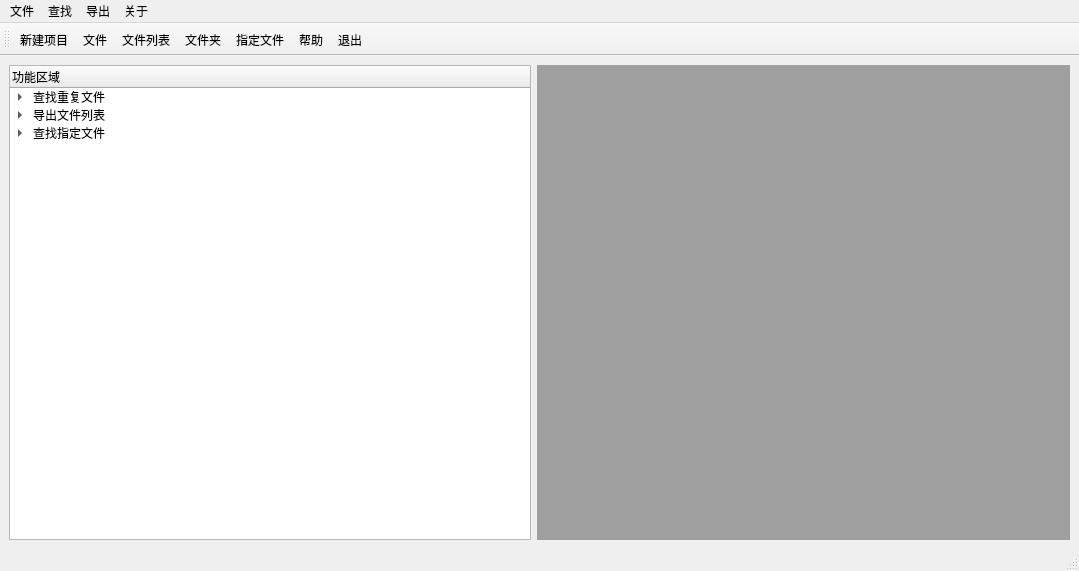
First picture: the form in Ui/mainWin.ui, repository Katzeee/-, before the edit.
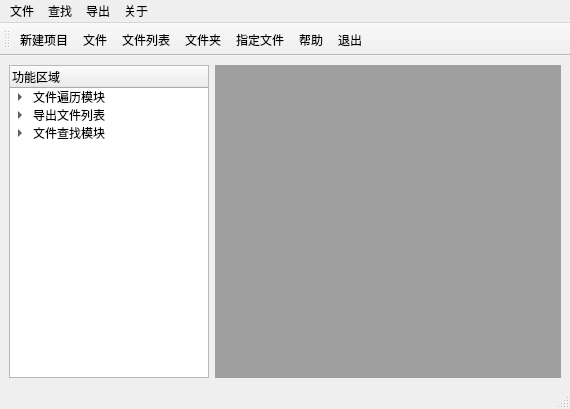
Second picture: the form after the edit. Icons and pictures are not drawn.

What changed in the file:
```diff
--- a/Ui/mainWin.ui
+++ b/Ui/mainWin.ui
@@ -6,8 +6,8 @@
    <rect>
     <x>0</x>
     <y>0</y>
-    <width>1079</width>
-    <height>571</height>
+    <width>570</width>
+    <height>409</height>
    </rect>
   </property>
   <property name="sizePolicy">
@@ -16,6 +16,15 @@
     <verstretch>2</verstretch>
    </sizepolicy>
   </property>
+  <property name="font">
+   <font>
+    <family>Microsoft YaHei</family>
+    <pointsize>9</pointsize>
+   </font>
+  </property>
+  <property name="acceptDrops">
+   <bool>true</bool>
+  </property>
   <property name="windowTitle">
    <string>MainWindow</string>
   </property>
@@ -29,10 +38,16 @@
          <widget class="QTreeWidget" name="treeWidget">
           <property name="minimumSize">
            <size>
-            <width>150</width>
+            <width>200</width>
             <height>0</height>
            </size>
           </property>
+          <property name="font">
+           <font>
+            <family>Microsoft YaHei</family>
+            <pointsize>9</pointsize>
+           </font>
+          </property>
           <column>
            <property name="text">
             <string>功能区域</string>
@@ -40,7 +55,7 @@
           </column>
           <item>
            <property name="text">
-            <string>查找重复文件</string>
+            <string>文件遍历模块</string>
            </property>
            <item>
             <property name="text">
@@ -75,7 +90,7 @@
           </item>
           <item>
            <property name="text">
-            <string>查找指定文件</string>
+            <string>文件查找模块</string>
            </property>
            <item>
             <property name="text">
@@ -91,7 +106,27 @@
          </widget>
         </item>
         <item>
-         <widget class="QMdiArea" name="mdiArea"/>
+         <spacer name="horizontalSpacer_2">
+          <property name="orientation">
+           <enum>Qt::Horizontal</enum>
+          </property>
+          <property name="sizeHint" stdset="0">
+           <size>
+            <width>40</width>
+            <height>20</height>
+           </size>
+          </property>
+         </spacer>
+        </item>
+        <item>
+         <widget class="QMdiArea" name="mdiArea">
+          <property name="minimumSize">
+           <size>
+            <width>0</width>
+            <height>0</height>
+           </size>
+          </property>
+         </widget>
         </item>
         <item>
          <spacer name="horizontalSpacer">
@@ -120,8 +155,8 @@
     <rect>
      <x>0</x>
      <y>0</y>
-     <width>1079</width>
-     <height>22</height>
+     <width>570</width>
+     <height>23</height>
     </rect>
    </property>
    <widget class="QMenu" name="File">
@@ -227,6 +262,12 @@
    <property name="text">
     <string>文件列表</string>
    </property>
+   <property name="font">
+    <font>
+     <family>Microsoft YaHei</family>
+     <pointsize>9</pointsize>
+    </font>
+   </property>
   </action>
   <action name="searchNull">
    <property name="text">
@@ -274,6 +315,12 @@
    <property name="text">
     <string>新建项目</string>
    </property>
+   <property name="font">
+    <font>
+     <family>Microsoft YaHei</family>
+     <pointsize>9</pointsize>
+    </font>
+   </property>
   </action>
   <action name="help">
    <property name="icon">
@@ -283,6 +330,12 @@
    <property name="text">
     <string>帮助</string>
    </property>
+   <property name="font">
+    <font>
+     <family>Microsoft YaHei</family>
+     <pointsize>9</pointsize>
+    </font>
+   </property>
   </action>
   <action name="exit">
    <property name="icon">
@@ -292,6 +345,12 @@
    <property name="text">
     <string>退出</string>
    </property>
+   <property name="font">
+    <font>
+     <family>Microsoft YaHei</family>
+     <pointsize>9</pointsize>
+    </font>
+   </property>
   </action>
   <action name="searchFile">
    <property name="icon">
@@ -301,6 +360,12 @@
    <property name="text">
     <string>指定文件</string>
    </property>
+   <property name="font">
+    <font>
+     <family>Microsoft YaHei</family>
+     <pointsize>9</pointsize>
+    </font>
+   </property>
   </action>
  </widget>
  <resources/>
```
Left out of the diff: 50 changed lines with no effect on the pictures.
